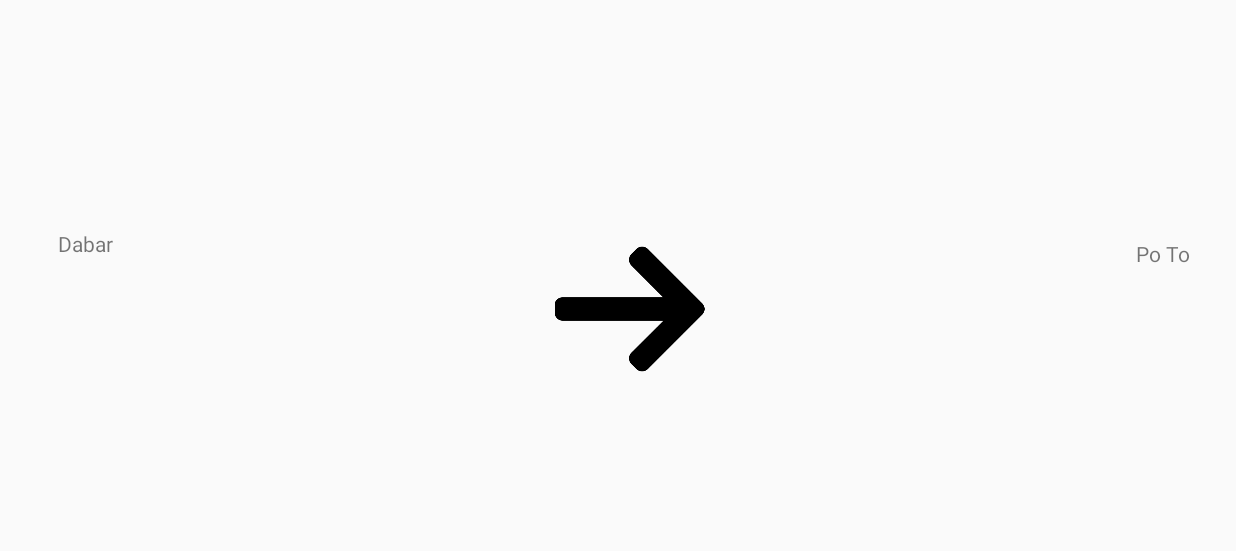
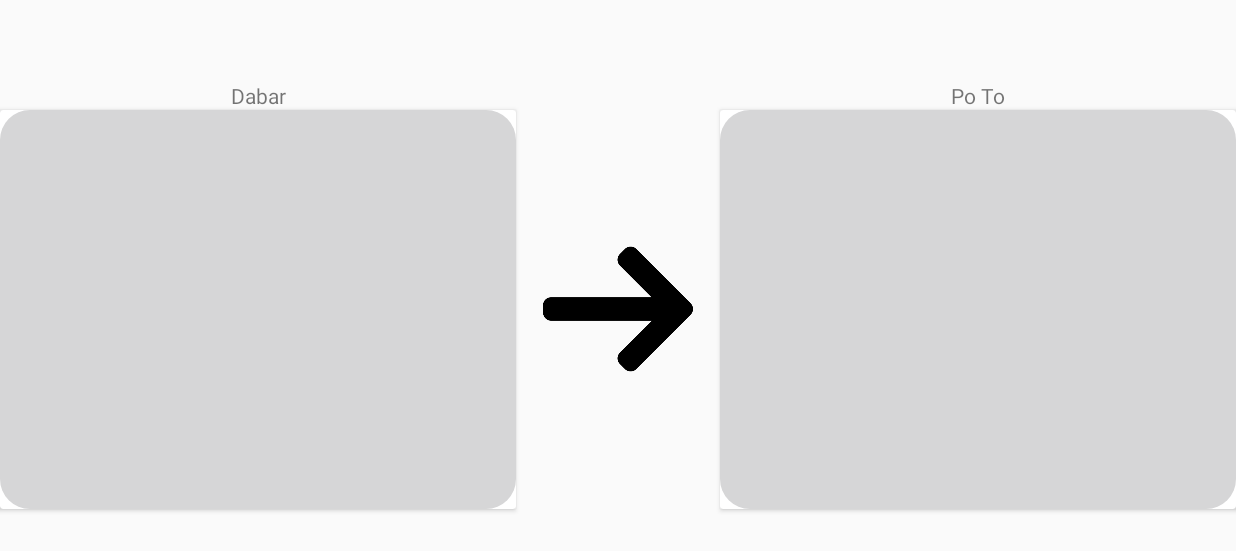
Before and after one commit to augustmik/Kalbu, an Android app: the StoryActivity screen opened directly, with no data from a screen before it, on a phone screen of 824 x 412 dp (held sideways). Shown: the top 551 px of the screen. Run offline under Robolectric (Android 15) with nearby library versions, the phone set to English and light mode, and no system bars; our stand-ins replace data binding; 1 statement that could not run was skipped.

```diff
--- a/app/src/main/res/layout/activity_story.xml
+++ b/app/src/main/res/layout/activity_story.xml
@@ -4,12 +4,13 @@
 
     <data>
         <variable
-            name="card"
+            name="nowCard"
             type="lt.autismus.singleUnits.SingleCard"/>
         <variable
-            name="card2"
+            name="thenCard"
             type="lt.autismus.singleUnits.SingleCard"/>
     </data>
+
     <androidx.constraintlayout.widget.ConstraintLayout
         xmlns:tools="http://schemas.android.com/tools"
         android:layout_width="match_parent"
@@ -20,30 +21,63 @@
             android:layout_width="wrap_content"
             android:layout_height="wrap_content"
             android:text="@string/story_now"
-            app:layout_constraintBottom_toTopOf="@+id/now_image"
-            app:layout_constraintEnd_toEndOf="@+id/now_image"
-            app:layout_constraintStart_toStartOf="@+id/now_image"
-            app:layout_constraintTop_toTopOf="parent"
+            app:layout_constraintBottom_toTopOf="@+id/now_card"
+            app:layout_constraintEnd_toEndOf="@+id/now_card"
+            app:layout_constraintStart_toStartOf="@+id/now_card"
             app:layout_constraintVertical_chainStyle="packed" />
 
-        <ImageView
-            android:id="@+id/now_image"
-            android:layout_width="113dp"
-            android:layout_height="88dp"
+        <androidx.cardview.widget.CardView
+            android:id="@+id/now_card"
+            android:layout_width="@dimen/single_card_width"
+            android:layout_height="@dimen/single_card_height"
+            app:layout_constraintTop_toTopOf="parent"
             app:layout_constraintBottom_toBottomOf="parent"
-            app:layout_constraintStart_toStartOf="parent"
-            app:layout_constraintTop_toBottomOf="@+id/now_tv"
-            app:layout_constraintVertical_chainStyle="packed"
-             />
+            app:layout_constraintStart_toStartOf="parent">
+
+            <androidx.constraintlayout.widget.ConstraintLayout
+                android:layout_width="match_parent"
+                android:layout_height="match_parent"
+                android:background="@drawable/single_card_style">
+
+                <ImageView
+                    android:id="@+id/now_card_cancel"
+                    android:layout_width="@dimen/dialog_close_button_size"
+                    android:layout_height="@dimen/dialog_close_button_size"
+                    android:src="@drawable/ic_close_black_24dp"
+                    android:tint="@color/colorPrimary"
+                    android:visibility="gone"
+                    app:layout_constraintEnd_toEndOf="parent"
+                    app:layout_constraintTop_toTopOf="parent" />
+
+                <ImageView
+                    android:id="@+id/now_card_image"
+                    android:layout_width="0dp"
+                    android:layout_height="@dimen/single_card_image_height"
+                    android:contentDescription="@string/single_card_image_desc"
+                    app:layout_constraintEnd_toEndOf="parent"
+                    app:layout_constraintStart_toStartOf="parent"
+                    app:layout_constraintTop_toTopOf="parent" />
+
+                <TextView
+                    android:id="@+id/now_card_title"
+                    android:layout_width="wrap_content"
+                    android:layout_height="wrap_content"
+                    android:text="@{nowCard.title}"
+                    app:layout_constraintBottom_toBottomOf="parent"
+                    app:layout_constraintEnd_toEndOf="parent"
+                    app:layout_constraintStart_toStartOf="parent"
+                    app:layout_constraintTop_toBottomOf="@id/now_card_image" />
+            </androidx.constraintlayout.widget.ConstraintLayout>
+        </androidx.cardview.widget.CardView>
 
         <ImageView
             android:id="@+id/arrow_iv"
             android:layout_width="0dp"
             android:layout_height="100dp"
             app:layout_constraintBottom_toBottomOf="parent"
-            app:layout_constraintEnd_toStartOf="@+id/later_image"
+            app:layout_constraintEnd_toStartOf="@+id/after_card"
             app:layout_constraintHorizontal_bias="0.5"
-            app:layout_constraintStart_toEndOf="@+id/now_image"
+            app:layout_constraintStart_toEndOf="@+id/now_card"
             app:layout_constraintTop_toTopOf="parent"
             app:srcCompat="@drawable/right_arrow" />
 
@@ -52,20 +86,53 @@
             android:layout_width="wrap_content"
             android:layout_height="wrap_content"
             android:text="@string/story_then"
-            app:layout_constraintBottom_toTopOf="@id/later_image"
-            app:layout_constraintEnd_toEndOf="@id/later_image"
-            app:layout_constraintStart_toStartOf="@id/later_image"
-            app:layout_constraintTop_toTopOf="parent"
+            app:layout_constraintBottom_toTopOf="@id/after_card"
+            app:layout_constraintEnd_toEndOf="@id/after_card"
+            app:layout_constraintStart_toStartOf="@id/after_card"
             app:layout_constraintVertical_chainStyle="packed" />
 
-        <ImageView
-            android:id="@+id/later_image"
-            android:layout_width="98dp"
-            android:layout_height="74dp"
+        <androidx.cardview.widget.CardView
+            android:id="@+id/after_card"
+            android:layout_width="@dimen/single_card_width"
+            android:layout_height="@dimen/single_card_height"
+            app:layout_constraintTop_toTopOf="parent"
             app:layout_constraintBottom_toBottomOf="parent"
-            app:layout_constraintEnd_toEndOf="parent"
-            app:layout_constraintTop_toBottomOf="@+id/later_tv"
-            app:layout_constraintVertical_chainStyle="packed"
-             />
+            app:layout_constraintEnd_toEndOf="parent">
+
+            <androidx.constraintlayout.widget.ConstraintLayout
+                android:layout_width="match_parent"
+                android:layout_height="match_parent"
+                android:background="@drawable/single_card_style">
+
+                <ImageView
+                    android:id="@+id/after_card_cancel"
+                    android:layout_width="@dimen/dialog_close_button_size"
+                    android:layout_height="@dimen/dialog_close_button_size"
+                    android:src="@drawable/ic_close_black_24dp"
+                    android:tint="@color/colorPrimary"
+                    android:visibility="gone"
+                    app:layout_constraintEnd_toEndOf="parent"
+                    app:layout_constraintTop_toTopOf="parent" />
+
+                <ImageView
+                    android:id="@+id/after_card_image"
+                    android:layout_width="0dp"
+                    android:layout_height="@dimen/single_card_image_height"
+                    android:contentDescription="@string/single_card_image_desc"
+                    app:layout_constraintEnd_toEndOf="parent"
+                    app:layout_constraintStart_toStartOf="parent"
+                    app:layout_constraintTop_toTopOf="parent" />
+
+                <TextView
+                    android:id="@+id/after_card_title"
+                    android:layout_width="wrap_content"
+                    android:layout_height="wrap_content"
+                    android:text="@{thenCard.title}"
+                    app:layout_constraintBottom_toBottomOf="parent"
+                    app:layout_constraintEnd_toEndOf="parent"
+                    app:layout_constraintStart_toStartOf="parent"
+                    app:layout_constraintTop_toBottomOf="@id/after_card_image" />
+            </androidx.constraintlayout.widget.ConstraintLayout>
+        </androidx.cardview.widget.CardView>
     </androidx.constraintlayout.widget.ConstraintLayout>
 </layout>
--- a/app/src/main/res/values/dimens.xml
+++ b/app/src/main/res/values/dimens.xml
@@ -6,4 +6,9 @@
     <dimen name="single_card_image_height">194dp</dimen>
     <dimen name="single_card_width">344dp</dimen>
     <dimen name="single_card_height">266dp</dimen>
+    <dimen name="dialog_padding">24dp</dimen>
+    <dimen name="dialog_height">380dp</dimen>
+    <dimen name="create_card_dialog_text_input_margin_End">24dp</dimen>
+    <dimen name="create_card_dialog_text_input_width">280dp</dimen>
+    <dimen name="create_card_dialog_text_input_height">56dp</dimen>
 </resources>
```
Also changed, not shown: app/src/main/res/layout/dialog_add_a_category.xml (deleted, +0 -13 lines), app/src/main/res/layout/dialog_add_name_to_card.xml (+25 -21 lines), app/src/main/res/layout/dialog_add_name_to_category.xml (+11 -7 lines).
